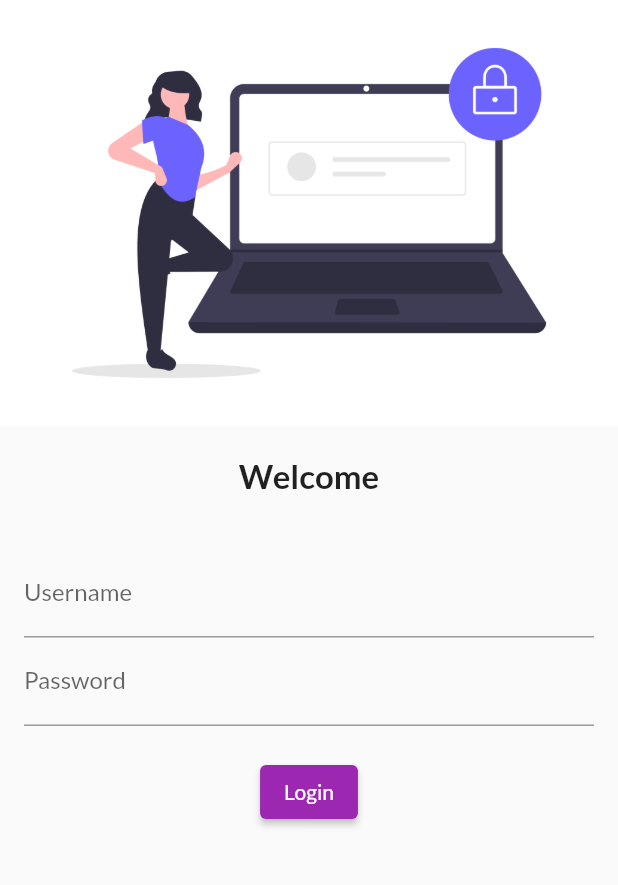
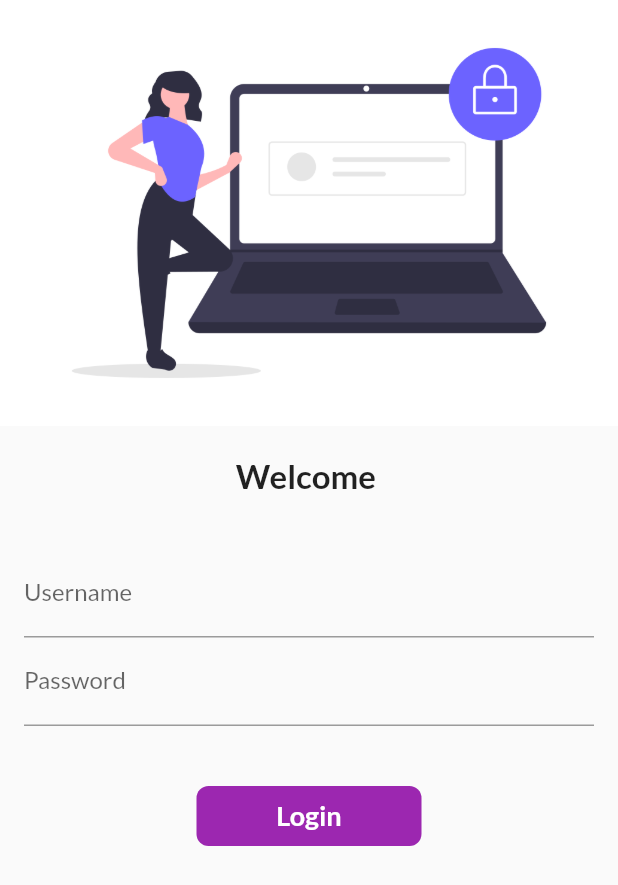
Before and after one commit to NeerJ4042/Flutter_Application, a Flutter app: the screen it shows after launch, on a phone screen of 412 x 824 dp. Shown: the top 885 px of the screen. Run offline on Flutter 3.47's test engine with Material 2 defaults, Android fonts, the phone set to English and light mode, and no system bars; our stand-ins replace google_fonts.

```diff
--- a/lib/main.dart
+++ b/lib/main.dart
@@ -1,27 +1,25 @@
 import 'package:flutter/material.dart';
+import 'package:flutter_app/utils/MyRoutes.dart';
 import 'pages/Home.dart';
 import 'pages/Login.dart';
 import 'package:google_fonts/google_fonts.dart';
 
-void main() {
-  runApp(MyApp());
-
-}
+void main() {runApp(MyApp());}
 
 class MyApp extends StatelessWidget {
   Widget build(BuildContext context) {
        return MaterialApp(
          themeMode: ThemeMode.light,
          theme: ThemeData(
-             primarySwatch: Colors.purple,
+             primarySwatch: Colors.blue,
              fontFamily: GoogleFonts.lato().fontFamily
          ),
          darkTheme: ThemeData(brightness: Brightness.light),
-         initialRoute: "/login",
+         initialRoute: "/",
          routes: {
            "/": (context) => LoginPage(),
-           "/home": (context) => Home(),
-           "/login": (context) => LoginPage()
+           MyRoutes.homePage: (context) => Home(),
+           MyRoutes.loginPage: (context) => LoginPage()
          },
        );
   }
--- a/lib/pages/Login.dart
+++ b/lib/pages/Login.dart
@@ -1,16 +1,28 @@
+import 'package:flutter/cupertino.dart';
 import 'package:flutter/material.dart';
+import 'package:flutter_app/pages/Home.dart';
+import 'package:flutter_app/utils/MyRoutes.dart';
 
-class LoginPage extends StatelessWidget {
+class LoginPage extends StatefulWidget {
+  @override
+  State<LoginPage> createState() => _LoginPageState();
+}
+
+class _LoginPageState extends State<LoginPage> {
+  String name = "";
+  bool changeButton = false;
+
   @override
   Widget build(BuildContext context) {
     return Material(
+      child: SingleChildScrollView(
         child: Column(
           children: [
-          Image.asset("assets/images/login_page.png", fit: BoxFit.cover,),
+            Image.asset("assets/images/login_page.png", fit: BoxFit.cover),
 
             SizedBox(height: 20),
 
-          Text("Welcome",style: TextStyle(
+            Text("Welcome $name",style: TextStyle(
                fontSize: 22,
                fontWeight: FontWeight.bold
             ),),
@@ -26,7 +38,11 @@ class LoginPage extends StatelessWidget {
                       hintText: "Enter username",
                       labelText: "Username",
                     ),
+                    onChanged: (value) {
+                      setState(() { name = value;});
+                    },
                   ),
+
 
                   TextFormField(
                     obscureText: true,
@@ -36,24 +52,51 @@ class LoginPage extends StatelessWidget {
                     ),
                   ),
 
-                SizedBox(height: 20),
+                  SizedBox(height: 40),
 
-                ElevatedButton(
-                  onPressed: () {
-                    print("Hello");
+                  InkWell(
+                    onTap: () async {
+                      setState(() {
+                        changeButton = true;
+                      });
+                      await Future.delayed(Duration(seconds: 1));
+                      Navigator.pushNamed(context, MyRoutes.homePage);
+                    },
 
-                  },
-                  child: Text("Login",),
-                  style: TextButton.styleFrom(),
+                    child: AnimatedContainer(
+                      duration: Duration(seconds: 1),
+                      height: 40,
+                      width: changeButton? 50 : 150,
+                        child: changeButton?
+                            Icon(Icons.done, color: Colors.white)
+                            :Text("Login",
+                      style: TextStyle(
+                        fontWeight: FontWeight.bold,
+                        fontSize: 18,
+                        color: Colors.white
+                      ),
+                      ),
+                      alignment: Alignment.center,
+                      decoration: BoxDecoration(
+                        borderRadius: BorderRadius.circular(changeButton? 50 : 8),
+                        color: Colors.purple
+                      ),
+                    ),
                   )
+                  // ElevatedButton(
+                  //   onPressed: () {
+                  //     Navigator.pushNamed(context, MyRoutes.homePage);
+                  //   },
+                  //   child: Text("Login",),
+                  //   style: TextButton.styleFrom(minimumSize: Size(150, 40)),
+                  // )
                 ],
               ),
             )
 
           ],
+        ),
       )
     );
   }
-
-
 }
--- /dev/null
+++ b/lib/utils/MyRoutes.dart
@@ -0,0 +1,4 @@
+class MyRoutes {
+  static String loginPage = "/login";
+  static String homePage = "/Home";
+}
```
Also changed, not shown: 1 other file. Lines whose indentation alone changed are shown as unchanged.
